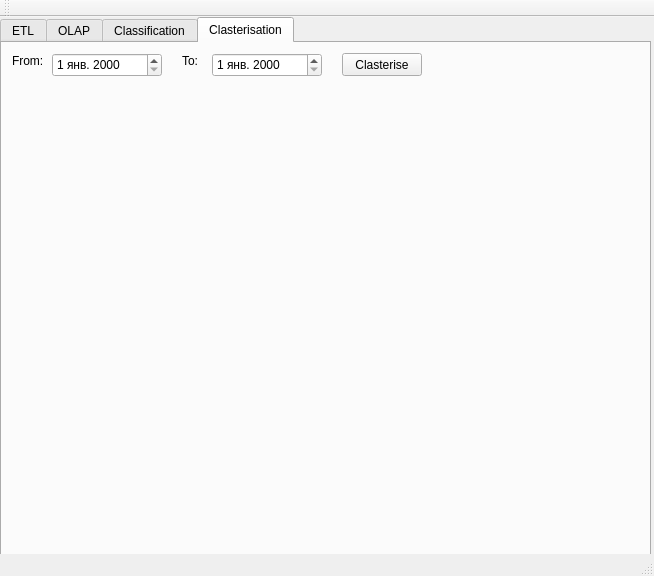
This is okcham-system/mainwindow.ui in bananamilkshake-code/ockham as Qt 5 draws it before an edit. The edited form follows.
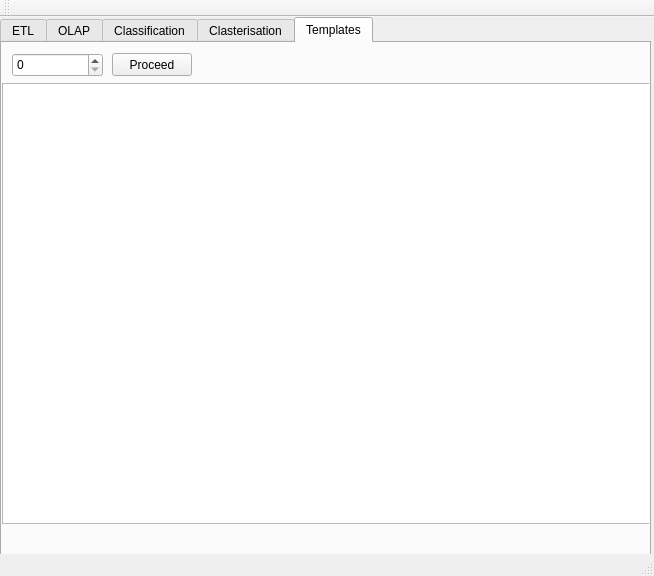
This is the edited form.

```diff
--- a/okcham-system/mainwindow.ui
+++ b/okcham-system/mainwindow.ui
@@ -42,7 +42,7 @@
      <locale language="Russian" country="Russia"/>
     </property>
     <property name="currentIndex">
-     <number>3</number>
+     <number>4</number>
     </property>
     <widget class="QWidget" name="tab_ETL">
      <attribute name="title">
@@ -575,6 +575,44 @@
       </property>
      </widget>
     </widget>
+    <widget class="QWidget" name="tab">
+     <attribute name="title">
+      <string>Templates</string>
+     </attribute>
+     <widget class="QListView" name="list_templates">
+      <property name="geometry">
+       <rect>
+        <x>0</x>
+        <y>40</y>
+        <width>651</width>
+        <height>441</height>
+       </rect>
+      </property>
+     </widget>
+     <widget class="QPushButton" name="button_templates">
+      <property name="geometry">
+       <rect>
+        <x>110</x>
+        <y>10</y>
+        <width>80</width>
+        <height>23</height>
+       </rect>
+      </property>
+      <property name="text">
+       <string>Proceed</string>
+      </property>
+     </widget>
+     <widget class="QSpinBox" name="spin_frequency">
+      <property name="geometry">
+       <rect>
+        <x>10</x>
+        <y>10</y>
+        <width>91</width>
+        <height>24</height>
+       </rect>
+      </property>
+     </widget>
+    </widget>
    </widget>
   </widget>
   <widget class="QMenuBar" name="menuBar">
```
